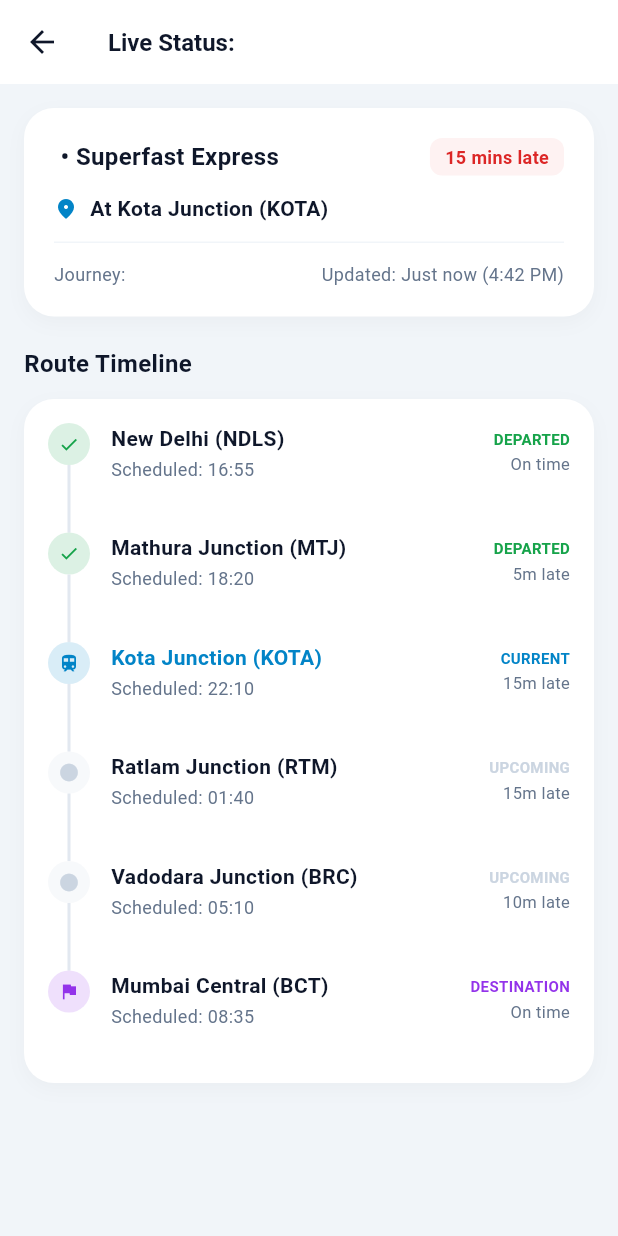
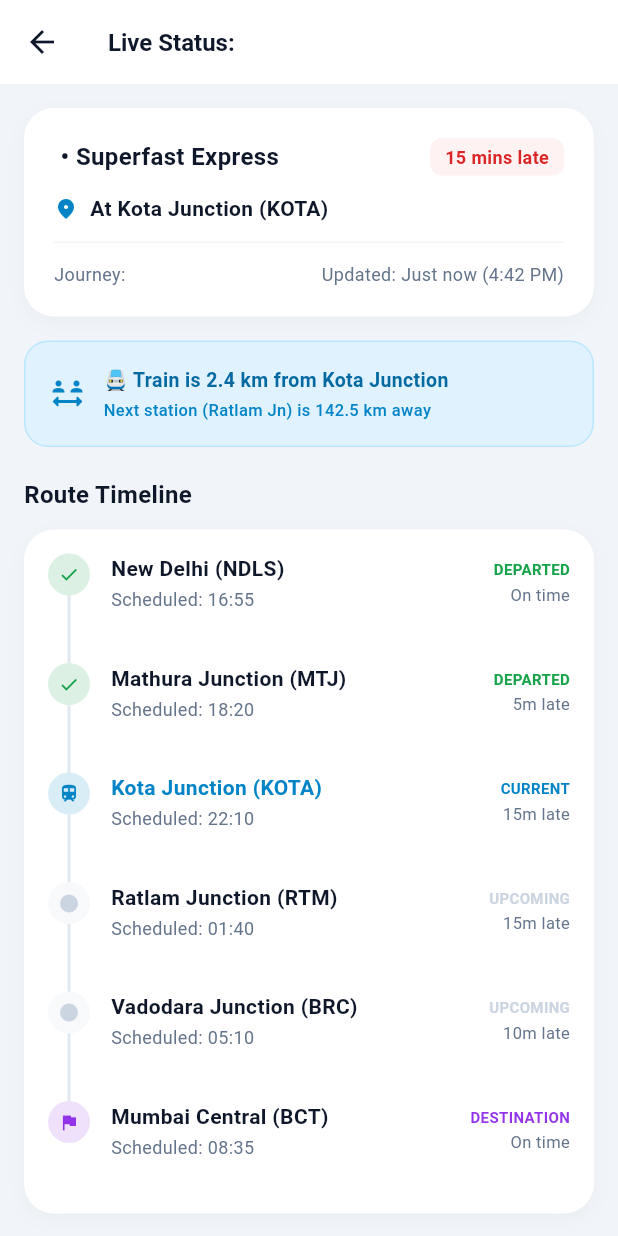
Before and after one commit to Ayus28/yatra_saathi, a Flutter app: the LiveStatusDetailScreen screen opened directly with empty values, on a phone screen of 412 x 824 dp. Run offline on Flutter 3.47's test engine with Material 3 defaults, Android fonts, the phone set to English and light mode, and no system bars.

Commit message:
Day 14: Added distance feature card showing train to current and next station distance in km/meters

```diff
--- a/lib/live_status_screen.dart
+++ b/lib/live_status_screen.dart
@@ -85,7 +85,7 @@ class _LiveStatusSearchScreenState extends State<LiveStatusSearchScreen> {
                     decoration: BoxDecoration(
                       color: const Color(0xFFF8FAFC),
                       borderRadius: BorderRadius.circular(16),
-                      border: Border.all(color: Color(0xFFE2E8F0)),
+                      border: Border.all(color: const Color(0xFFE2E8F0)),
                     ),
                     child: DropdownButtonHideUnderline(
                       child: DropdownButton<String>(
@@ -166,7 +166,7 @@ class _LiveStatusSearchScreenState extends State<LiveStatusSearchScreen> {
   }
 }
 
-// Day 12 & Day 13: Live Status Detail Screen with Header & Route Timeline
+// Day 12, 13 & 14: Live Status Detail Screen with Header, Distance Feature & Route Timeline
 class LiveStatusDetailScreen extends StatelessWidget {
   final String trainNumber;
   final String journeyDate;
@@ -184,7 +184,7 @@ class LiveStatusDetailScreen extends StatelessWidget {
     final delayStatus = '15 mins late';
     final lastUpdated = 'Just now (4:42 PM)';
 
-    // Mock station list for Day 13 Route Timeline
+    // Mock station list for Route Timeline
     final List<Map<String, dynamic>> stations = [
       {'code': 'NDLS', 'name': 'New Delhi', 'time': '16:55', 'status': 'departed', 'delay': 'On time'},
       {'code': 'MTJ', 'name': 'Mathura Junction', 'time': '18:20', 'status': 'departed', 'delay': '5m late'},
@@ -289,6 +289,47 @@ class LiveStatusDetailScreen extends StatelessWidget {
                         style: const TextStyle(fontSize: 12, color: Color(0xFF64748B)),
                       ),
                     ],
+                  ),
+                ],
+              ),
+            ),
+            const SizedBox(height: 16),
+
+            // Day 14: Distance Feature Card (Train -> Current & Next Station Distance)
+            Container(
+              padding: const EdgeInsets.all(16),
+              decoration: BoxDecoration(
+                color: const Color(0xFFE0F2FE),
+                borderRadius: BorderRadius.circular(16),
+                border: Border.all(color: const Color(0xFFBAE6FD)),
+              ),
+              child: const Row(
+                children: [
+                  Icon(Icons.social_distance_rounded, color: Color(0xFF0284C7), size: 24),
+                  SizedBox(width: 12),
+                  Expanded(
+                    child: Column(
+                      crossAxisAlignment: CrossAxisAlignment.start,
+                      children: [
+                        Text(
+                          '🚆 Train is 2.4 km from Kota Junction',
+                          style: TextStyle(
+                            fontSize: 13,
+                            fontWeight: FontWeight.bold,
+                            color: Color(0xFF0369A1),
+                          ),
+                        ),
+                        SizedBox(height: 2),
+                        Text(
+                          'Next station (Ratlam Jn) is 142.5 km away',
+                          style: TextStyle(
+                            fontSize: 11,
+                            color: Color(0xFF0284C7),
+                            fontWeight: FontWeight.w500,
+                          ),
+                        ),
+                      ],
+                    ),
                   ),
                 ],
               ),
```
